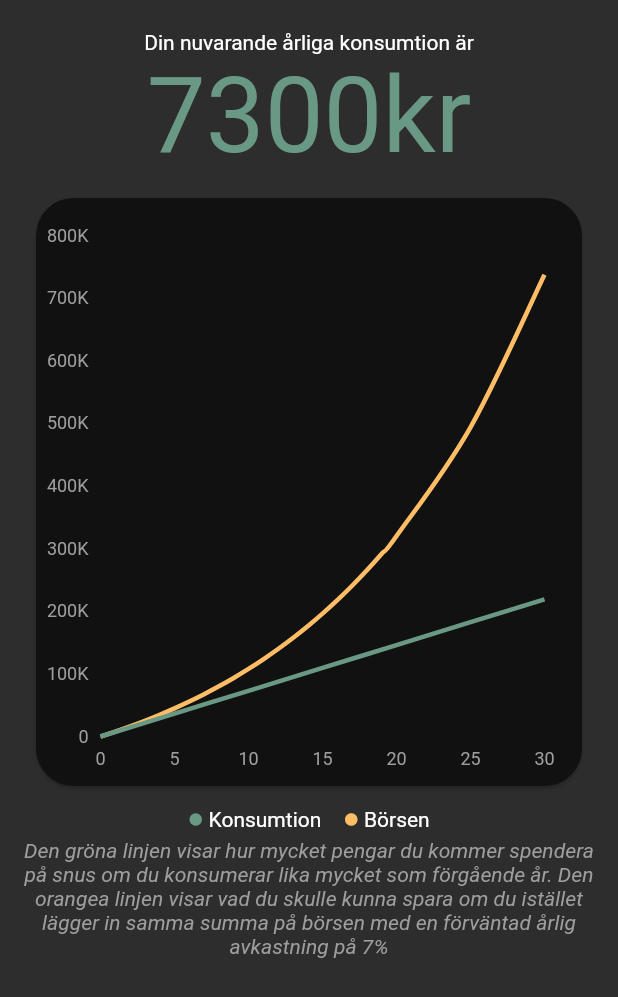
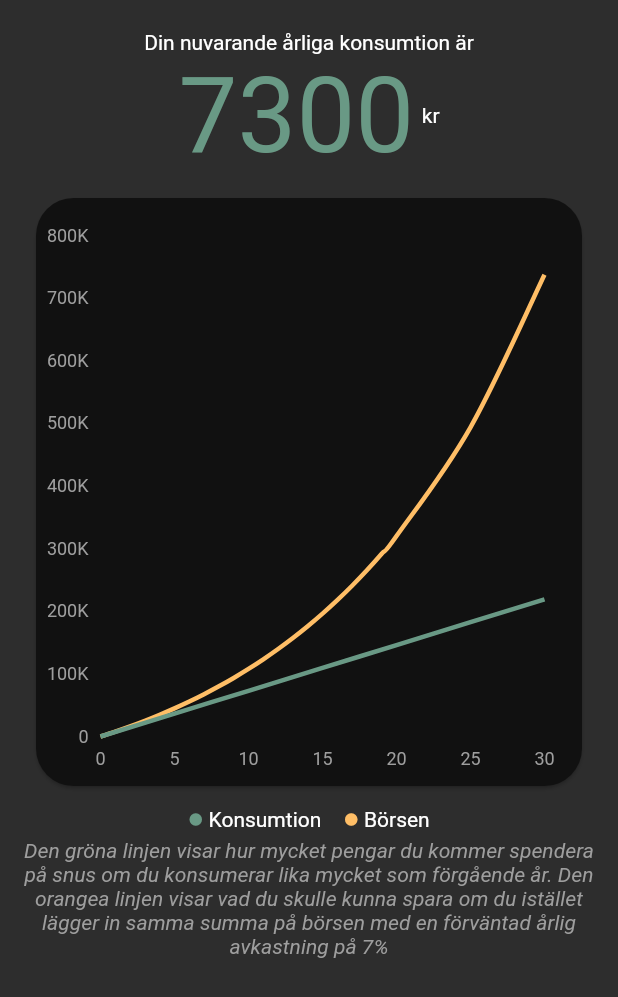
Before and after one commit to gu-tig169-ht21/Grupp10, a Flutter app: the MyPrognosPage screen opened directly, on a phone screen of 412 x 824 dp. Shown: the top 997 px of the screen. Run offline on Flutter 3.47's test engine with Material 2 defaults, Android fonts, the phone set to English and light mode, and no system bars; drawn by our look-alikes of fl_chart; our stand-ins replace cloud_firestore, firebase_core, firebase_database, google_fonts, shared_preferences; missing offline and left inert: week_of_year; accounts and stored records are empty; statements that could not run were skipped.

Commit message:
årlig konsumtion

```diff
--- a/lib/views/prognos.dart
+++ b/lib/views/prognos.dart
@@ -34,20 +34,22 @@ class _MyPrognosPageState extends State<MyPrognosPage> {
       Container(height: 10),
       Column(
         children: [
-          Text('Din nuvarande årliga konsumtion är',
+          const Text('Din nuvarande årliga konsumtion är',
               style: TextStyle(color: Colors.white)),
-        ],
-      ),
           Row(
             crossAxisAlignment: CrossAxisAlignment.center,
             mainAxisAlignment: MainAxisAlignment.center,
             children: [
               Text(
-            '7300kr',
+                '7300',
                 style: const TextStyle(
                   color: Color(0xff699985),
                   fontSize: 70.0,
                 ),
+              ),
+              const SizedBox(width: 5),
+              const Text('kr', style: TextStyle(color: Colors.white)),
+            ],
           ),
         ],
       ),
```
Lines whose indentation alone changed are shown as unchanged.
